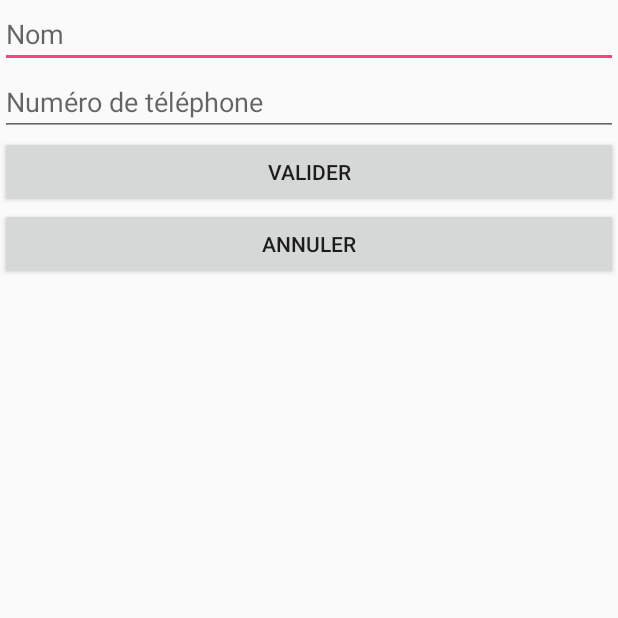
After one commit to simonherlin/Android_MI2L_TP6, an Android app: the CreateActivity screen opened directly, with no data from a screen before it, on a phone screen of 412 x 824 dp, the top half of it. The commit adds this screen. Run offline under Robolectric (Android 15) with nearby library versions, the phone set to English and light mode, and no system bars.

Commit message:
[FIX] change create contact now it's with my activity

```diff
--- a/app/src/main/AndroidManifest.xml
+++ b/app/src/main/AndroidManifest.xml
@@ -19,6 +19,10 @@
                 <category android:name="android.intent.category.LAUNCHER" />
             </intent-filter>
         </activity>
+        <activity
+            android:name=".CreateActivity"
+            android:label="@string/title_activity_create"
+            android:theme="@style/AppTheme.NoActionBar"></activity>
     </application>
 
 </manifest>
--- /dev/null
+++ b/app/src/main/java/com/example/simon/contentprovider01herlin/CreateActivity.java
@@ -0,0 +1,94 @@
+package com.example.simon.contentprovider01herlin;
+
+import android.Manifest;
+import android.content.ContentProviderOperation;
+import android.content.ContentProviderResult;
+import android.content.ContentValues;
+import android.content.Intent;
+import android.content.OperationApplicationException;
+import android.net.Uri;
+import android.os.Bundle;
+import android.os.RemoteException;
+import android.provider.ContactsContract;
+import android.support.v4.app.ActivityCompat;
+import android.support.v7.app.AppCompatActivity;
+import android.view.View;
+import android.widget.Button;
+import android.widget.EditText;
+
+import java.util.ArrayList;
+
+public class CreateActivity extends AppCompatActivity {
+
+    Button valid;
+    Button cancel;
+    EditText name;
+    EditText phone;
+
+    public static final int VALID = 2;
+    public static final int CANCEL = 3;
+
+    @Override
+    protected void onCreate(Bundle savedInstanceState) {
+        super.onCreate(savedInstanceState);
+        ActivityCompat.requestPermissions(CreateActivity.this,new String[]{Manifest.permission.WRITE_CONTACTS},1);
+        setContentView(R.layout.activity_create);
+
+        valid = findViewById(R.id.valid);
+        name = findViewById(R.id.nameContact);
+        phone = findViewById(R.id.phoneNumber);
+        cancel = findViewById(R.id.cancel);
+
+        name.setText(getIntent().getStringExtra("name"));
+
+        valid.setOnClickListener(new View.OnClickListener() {
+            @Override
+            public void onClick(View v){
+                ArrayList<ContentProviderOperation> ops = new ArrayList<ContentProviderOperation>();
+                int rawContactInsertIndex = ops.size();
+
+                ops.add(ContentProviderOperation.newInsert(ContactsContract.RawContacts.CONTENT_URI)
+                        .withValue(ContactsContract.RawContacts.ACCOUNT_TYPE, null)
+                        .withValue(ContactsContract.RawContacts.ACCOUNT_NAME, null).build());
+                ops.add(ContentProviderOperation
+                        .newInsert(ContactsContract.Data.CONTENT_URI)
+                        .withValueBackReference(ContactsContract.Data.RAW_CONTACT_ID,rawContactInsertIndex)
+                        .withValue(ContactsContract.Data.MIMETYPE, ContactsContract.CommonDataKinds.StructuredName.CONTENT_ITEM_TYPE)
+                        .withValue(ContactsContract.CommonDataKinds.StructuredName.DISPLAY_NAME, name.getText().toString()) // Name of the person
+                        .build());
+                ops.add(ContentProviderOperation
+                        .newInsert(ContactsContract.Data.CONTENT_URI)
+                        .withValueBackReference(
+                                ContactsContract.Data.RAW_CONTACT_ID,   rawContactInsertIndex)
+                        .withValue(ContactsContract.Data.MIMETYPE, ContactsContract.CommonDataKinds.Phone.CONTENT_ITEM_TYPE)
+                        .withValue(ContactsContract.CommonDataKinds.Phone.NUMBER, phone.getText().toString()) // Number of the person
+                        .withValue(ContactsContract.CommonDataKinds.Phone.TYPE, ContactsContract.CommonDataKinds.Phone.TYPE_MOBILE).build()); // Type of mobile number
+                try
+                {
+                    ContentProviderResult[] res = getContentResolver().applyBatch(ContactsContract.AUTHORITY, ops);
+                }
+                catch (RemoteException e)
+                {
+                    // error
+                }
+                catch (OperationApplicationException e)
+                {
+                    // error
+                }
+                Intent intent = new Intent(CreateActivity.this,MainActivity.class);
+                intent.putExtra("name",name.getText().toString());
+                setResult(VALID,intent);
+                finish();
+            }
+        });
+
+        cancel.setOnClickListener(new View.OnClickListener() {
+            @Override
+            public void onClick(View v) {
+                Intent intent = new Intent(CreateActivity.this,MainActivity.class);
+                setResult(CANCEL,intent);
+                finish();
+            }
+        });
+    }
+}
--- /dev/null
+++ b/app/src/main/res/layout/activity_create.xml
@@ -0,0 +1,20 @@
+<?xml version="1.0" encoding="utf-8"?>
+<LinearLayout xmlns:android="http://schemas.android.com/apk/res/android"
+    xmlns:app="http://schemas.android.com/apk/res-auto"
+    xmlns:tools="http://schemas.android.com/tools"
+    android:layout_width="match_parent"
+    android:layout_height="match_parent"
+    android:orientation="vertical"
+    tools:context=".CreateActivity">
+
+    <include layout="@layout/content_create" />
+
+    <Button
+        android:id="@+id/fab"
+        android:layout_width="wrap_content"
+        android:layout_height="wrap_content"
+        android:layout_gravity="bottom|end"
+        android:layout_margin="@dimen/fab_margin"
+        app:srcCompat="@android:drawable/ic_dialog_email" />
+
+</LinearLayout>
--- a/app/src/main/res/layout/activity_main.xml
+++ b/app/src/main/res/layout/activity_main.xml
@@ -36,9 +36,9 @@
             android:text="@string/contactNotFound" />
 
         <Button
+            android:id="@+id/create"
             android:layout_width="wrap_content"
             android:layout_height="wrap_content"
-            android:onClick="createContact"
             android:text="@string/createContact" />
 
     </LinearLayout>
--- /dev/null
+++ b/app/src/main/res/layout/content_create.xml
@@ -0,0 +1,39 @@
+<?xml version="1.0" encoding="utf-8"?>
+<LinearLayout xmlns:android="http://schemas.android.com/apk/res/android"
+    xmlns:tools="http://schemas.android.com/tools"
+    android:layout_width="match_parent"
+    android:layout_height="match_parent"
+    tools:context=".CreateActivity"
+    tools:showIn="@layout/activity_create"
+    android:orientation="vertical">
+
+    <EditText
+        android:id="@+id/nameContact"
+        android:layout_width="match_parent"
+        android:hint="@string/name"
+        android:layout_height="wrap_content"
+        android:layout_gravity="center_horizontal"/>
+
+    <EditText
+        android:id="@+id/phoneNumber"
+        android:hint="@string/phone"
+        android:layout_width="match_parent"
+        android:layout_height="wrap_content"
+        android:layout_gravity="center_horizontal"
+        android:inputType="phone" />
+
+    <Button
+        android:id="@+id/valid"
+        android:layout_width="match_parent"
+        android:layout_height="wrap_content"
+        android:layout_gravity="center_horizontal"
+        android:text="@string/valid" />
+
+    <Button
+        android:id="@+id/cancel"
+        android:layout_width="match_parent"
+        android:layout_height="wrap_content"
+        android:layout_gravity="center_horizontal"
+        android:text="@string/cancel" />
+
+</LinearLayout>
--- /dev/null
+++ b/app/src/main/res/values/dimens.xml
@@ -0,0 +1,3 @@
+<resources>
+    <dimen name="fab_margin">16dp</dimen>
+</resources>
--- a/app/src/main/res/values/strings.xml
+++ b/app/src/main/res/values/strings.xml
@@ -3,4 +3,9 @@
     <string name="searchContactHint">Chercher un contact</string>
     <string name="contactNotFound">Contact non trouvé</string>
     <string name="createContact">Créer le contact</string>
+    <string name="title_activity_create">CreateActivity</string>
+    <string name="valid">Valider</string>
+    <string name="name">Nom</string>
+    <string name="phone">Numéro de téléphone</string>
+    <string name="cancel">Annuler</string>
 </resources>
--- a/app/src/main/res/values/styles.xml
+++ b/app/src/main/res/values/styles.xml
@@ -8,4 +8,9 @@
         <item name="colorAccent">@color/colorAccent</item>
     </style>
 
+    <style name="AppTheme.NoActionBar">
+        <item name="windowActionBar">false</item>
+        <item name="windowNoTitle">true</item>
+    </style>
+
 </resources>
```
Also changed, not shown: app/src/main/java/com/example/simon/contentprovider01herlin/MainActivity.java (+16 -6 lines).
